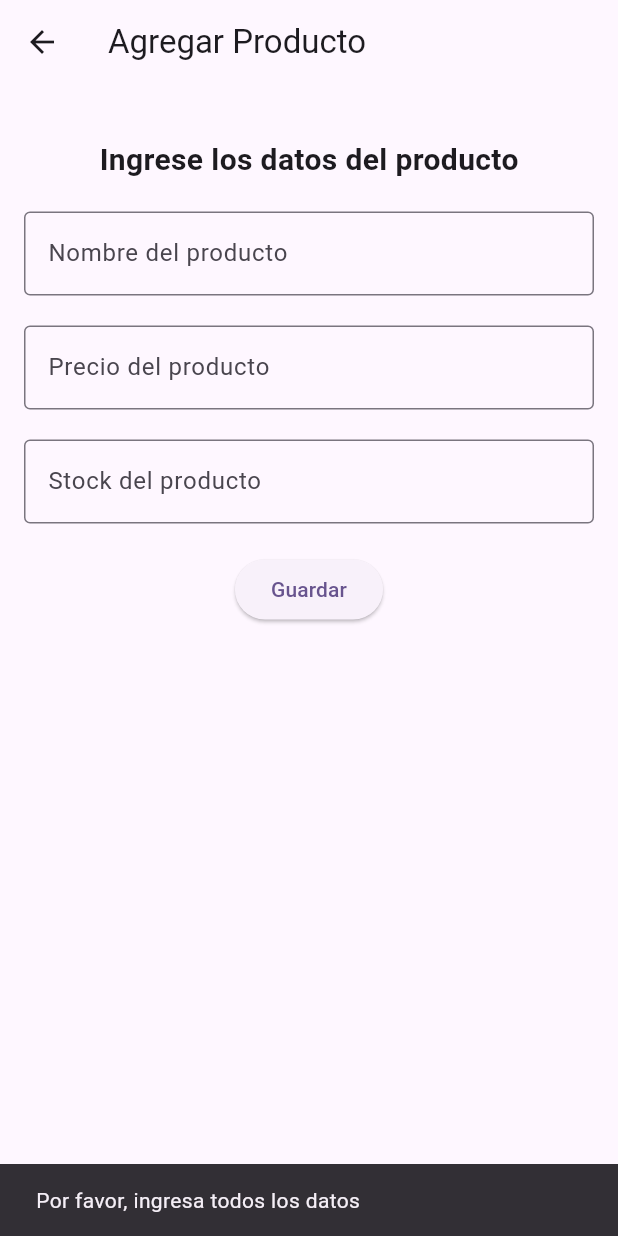
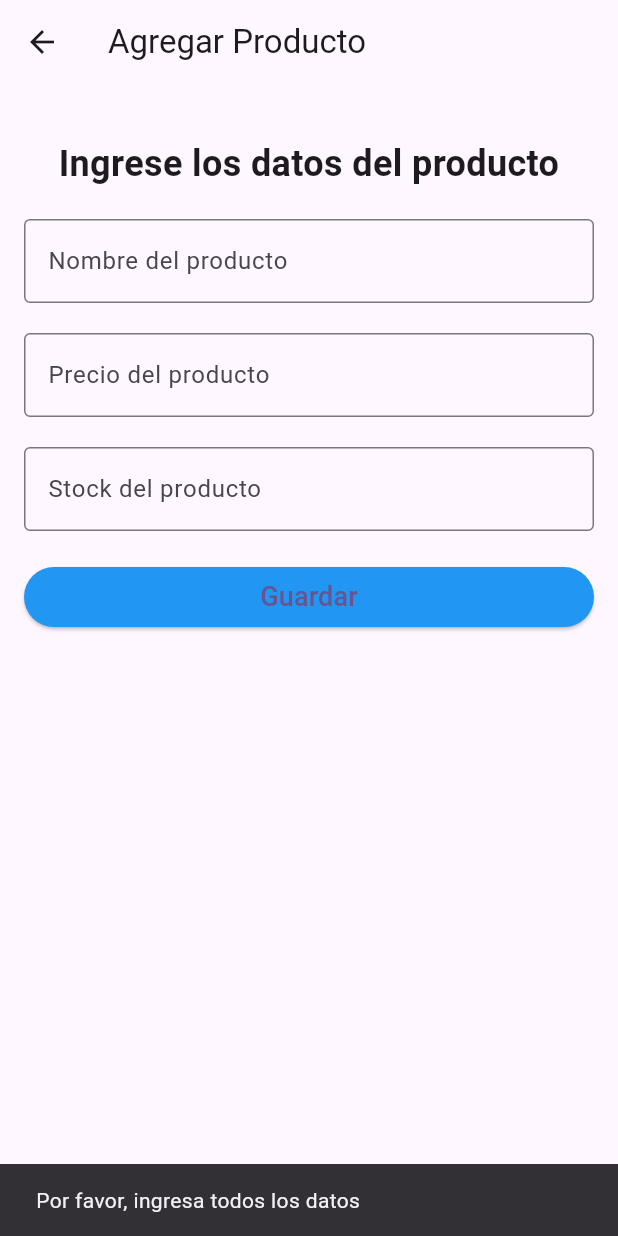
Before and after one commit to Cesar-zelaya/aval2_sis21A, a Flutter app: the nuevodatos screen opened directly, after a tap on "Guardar", on a phone screen of 412 x 824 dp. Run offline on Flutter 3.47's test engine with Material 2 defaults, Android fonts, the phone set to English and light mode, and no system bars; our stand-ins replace cloud_firestore, firebase_core; accounts and stored records are empty.

Commit message:
vista de registro

```diff
--- a/lib/pages/crear_datos.dart
+++ b/lib/pages/crear_datos.dart
@@ -28,12 +28,13 @@ class _nuevodatosState extends State<nuevodatos> {
       body: Padding(
         padding: const EdgeInsets.all(16.0),
         child: Column(
-          crossAxisAlignment: CrossAxisAlignment.center,
+          crossAxisAlignment: CrossAxisAlignment.stretch,
           children: [
             SizedBox(height: 20),
             Text(
               "Ingrese los datos del producto",
-              style: TextStyle(fontSize: 20, fontWeight: FontWeight.bold),
+              style: TextStyle(fontSize: 24, fontWeight: FontWeight.bold),
+              textAlign: TextAlign.center,
             ),
             SizedBox(height: 20),
             TextFormField(
@@ -93,6 +94,11 @@ class _nuevodatosState extends State<nuevodatos> {
                     );
                   } catch (e) {
                     print("Error: $e");
+                    ScaffoldMessenger.of(context).showSnackBar(
+                      SnackBar(
+                        content: Text("Hubo un error al agregar los datos"),
+                      ),
+                    );
                   }
                 } else {
                   ScaffoldMessenger.of(context).showSnackBar(
@@ -102,7 +108,13 @@ class _nuevodatosState extends State<nuevodatos> {
                   );
                 }
               },
-              child: Text("Guardar"),
+              style: ElevatedButton.styleFrom(
+                primary: Colors.blue,
+              ),
+              child: Text(
+                "Guardar",
+                style: TextStyle(fontSize: 18),
+              ),
             ),
           ],
         ),
```
